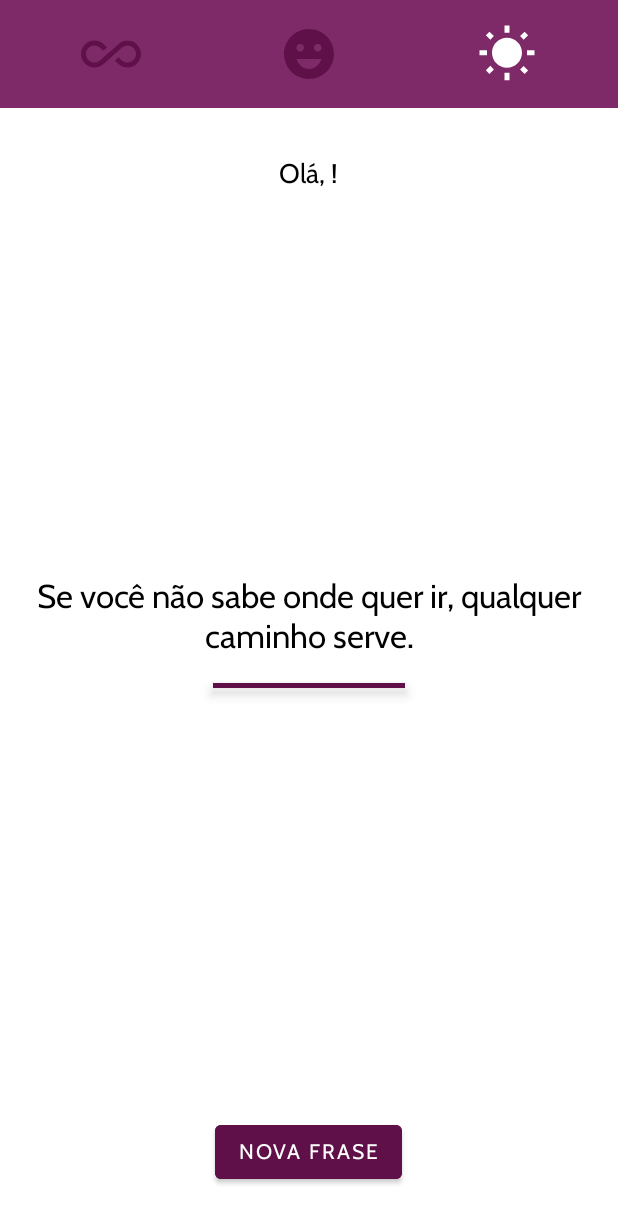
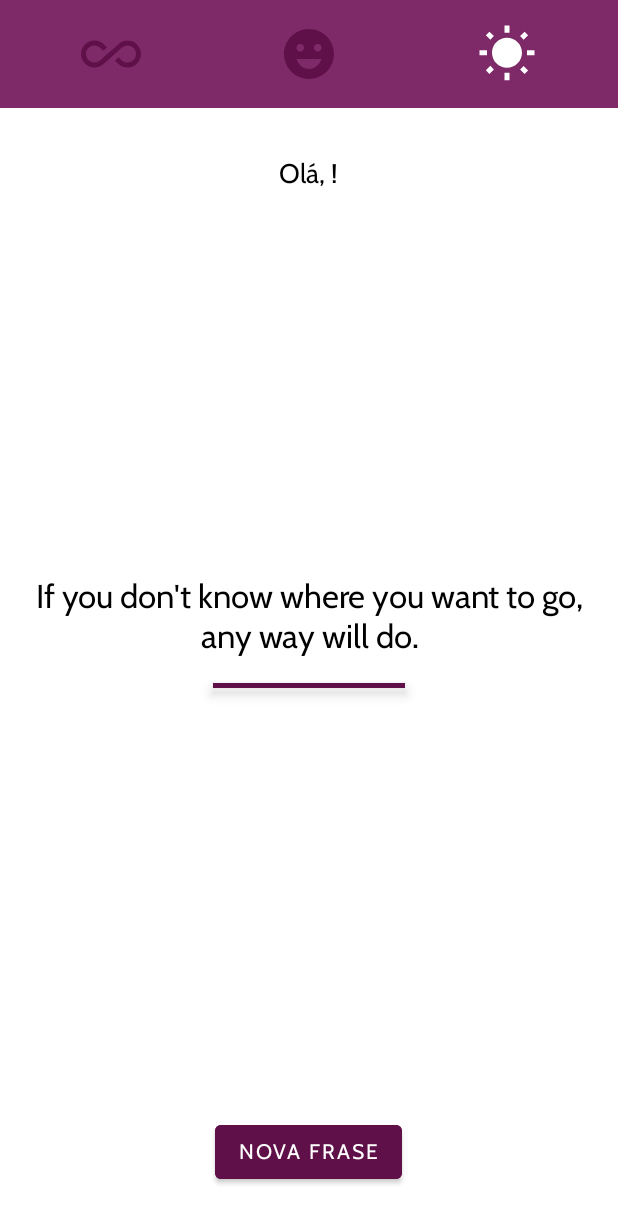
Before and after one commit to waneymartinsM/Motivation, an Android app: the screen it shows after launch (MainActivity), after a tap on an icon or button, on a phone screen of 412 x 824 dp. Shown: the top 1223 px of the screen. Run offline under Robolectric (Android 15) with nearby library versions, the phone set to English and light mode, and no system bars; 2 other taps on this screen came first.

```diff
--- a/app/src/main/java/com/example/motivation/data/Mock.kt
+++ b/app/src/main/java/com/example/motivation/data/Mock.kt
@@ -1,34 +1,127 @@
-package com.example.motivation.data
+package com.devmasterteam.motivation.repository
 
 import com.example.motivation.infra.MotivationConstants
 import kotlin.random.Random
 
-class Phrase(val description: String, val categoryId: Int)
+data class Phrase(val description: String, val category: Int, val language: String)
 
 class Mock {
 
-    private val all = MotivationConstants.FILTER.ALL
-    private val happy = MotivationConstants.FILTER.HAPPY
-    private val sunny = MotivationConstants.FILTER.SUNNY
+    private val all = MotivationConstants.PHRASEFILTER.ALL
+    private val happy = MotivationConstants.PHRASEFILTER.HAPPY
+    private val sunny = MotivationConstants.PHRASEFILTER.SUNNY
+    private val langEn = MotivationConstants.LANGUAGE.ENGLISH
+    private val langPt = MotivationConstants.LANGUAGE.PORTUGUESE
+    private val langFr = MotivationConstants.LANGUAGE.FRENCH
 
-    private val mListPhrase = listOf<Phrase>(
-        Phrase("Não sabendo que era impossível, foi lá e fez.", happy),
-        Phrase("Você não é derrotado quando perde, você é derrotado quando desiste!", happy),
-        Phrase("Quando está mais escuro, vemos mais estrelas!", happy),
-        Phrase("Insanidade é fazer sempre a mesma coisa e esperar um resultado diferente.", happy),
-        Phrase("Não pare quando estiver cansado, pare quando tiver terminado.", happy),
-        Phrase("O que você pode fazer agora que tem o maior impacto sobre o seu sucesso?", happy),
-        Phrase("A melhor maneira de prever o futuro é inventá-lo.", sunny),
-        Phrase("Você perde todas as chances que você não aproveita.", sunny),
-        Phrase("Fracasso é o condimento que dá sabor ao sucesso.", sunny),
-        Phrase(" Enquanto não estivermos comprometidos, haverá hesitação!", sunny),
-        Phrase("Se você não sabe onde quer ir, qualquer caminho serve.", sunny),
-        Phrase("Se você acredita, faz toda a diferença.", sunny),
-        Phrase("Riscos devem ser corridos, porque o maior perigo é não arriscar nada!", sunny)
+    private val listPhrases: List<Phrase> = listOf(
+        Phrase("Não sabendo que era impossível, foi lá e fez.", happy, langPt),
+        Phrase(
+            "Você não é derrotado quando perde, você é derrotado quando desiste!",
+            happy,
+            langPt
+        ),
+        Phrase("Quando está mais escuro, vemos mais estrelas!", happy, langPt),
+        Phrase(
+            "Insanidade é fazer sempre a mesma coisa e esperar um resultado diferente.",
+            happy,
+            langPt
+        ),
+        Phrase("Não pare quando estiver cansado, pare quando tiver terminado.", happy, langPt),
+        Phrase(
+            "O que você pode fazer agora que tem o maior impacto sobre o seu sucesso?",
+            happy,
+            langPt
+        ),
+        Phrase("A melhor maneira de prever o futuro é inventá-lo.", sunny, langPt),
+        Phrase("Você perde todas as chances que você não aproveita.", sunny, langPt),
+        Phrase("Fracasso é o condimento que dá sabor ao sucesso.", sunny, langPt),
+        Phrase(" Enquanto não estivermos comprometidos, haverá hesitação!", sunny, langPt),
+        Phrase("Se você não sabe onde quer ir, qualquer caminho serve.", sunny, langPt),
+        Phrase("Se você acredita, faz toda a diferença.", sunny, langPt),
+        Phrase(
+            "Riscos devem ser corridos, porque o maior perigo é não arriscar nada!",
+            sunny,
+            langPt
+        ),
+        Phrase("Not knowing it was impossible, he went there and did it.", happy, langEn),
+        Phrase(
+            "You are not defeated when you lose, you are defeated when you give up!",
+            happy,
+            langEn
+        ),
+        Phrase("When it's darker, we see more stars!", happy, langEn),
+        Phrase(
+            "Insanity is always doing the same thing and expecting a different result.",
+            happy,
+            langEn
+        ),
+        Phrase("Don't stop when you're tired, stop when you're done.", happy, langEn),
+        Phrase("What can you do now that has the biggest impact on your success?", happy, langEn),
+        Phrase("The best way to predict the future is to invent it.", sunny, langEn),
+        Phrase("You lose every chance you don't take.", sunny, langEn),
+        Phrase("Failure is the spice that flavors success.", sunny, langEn),
+        Phrase(" As long as we are not committed, there will be hesitation!", sunny, langEn),
+        Phrase("If you don't know where you want to go, any way will do.", sunny, langEn),
+        Phrase("If you believe, it makes all the difference.", sunny, langEn),
+        Phrase(
+            "Risks must be taken, because the greatest danger is not risking anything!",
+            sunny,
+            langEn
+        ),
+        Phrase("Ne sachant pas que c'était impossible, il y est allé et l'a fait.", happy, langFr),
+        Phrase(
+            "Tu n'es pas vaincu quand tu perds, tu es vaincu quand tu abandonnes!",
+            happy,
+            langFr
+        ),
+        Phrase("Quand il fait plus sombre, on voit plus d'étoiles!", happy, langFr),
+        Phrase(
+            "La folie, c'est toujours faire la même chose et s'attendre à un résultat différent.",
+            happy,
+            langFr
+        ),
+        Phrase("Ne t'arrête pas quand tu es fatigué, arrête quand tu as fini.", happy, langFr),
+        Phrase(
+            "Que pouvez-vous faire maintenant qui a le plus grand impact sur votre succès?",
+            happy,
+            langFr
+        ),
+        Phrase("La meilleure façon de prédire l'avenir est de l'inventer.", sunny, langFr),
+        Phrase("Vous perdez toutes les chances que vous ne prenez pas.", sunny, langFr),
+        Phrase("L'échec est l'épice qui parfume le succès.", sunny, langFr),
+        Phrase("Tant qu'on n'est pas engagé, il y aura des hésitations!", sunny, langFr),
+        Phrase(
+            "Si vous ne savez pas où vous voulez aller, n'importe quoi fera l'affaire.",
+            sunny,
+            langFr
+        ),
+        Phrase("Si vous croyez, cela fait toute la différence.", sunny, langFr),
+        Phrase(
+            "Il faut prendre des risques, car le plus grand danger est de ne rien risquer!",
+            sunny,
+            langFr
+        )
     )
 
-    fun getPhrase(value: Int): String {
-        val filtered = mListPhrase.filter{ it.categoryId == value || value == all}
-        return filtered[Random.nextInt(filtered.size)].description
+    // Obtém frase aleatória de acordo com o filtro
+    fun getPhrase(value: Int, language: String): String {
+
+        // Caso a língua do usuário não esteja entre as disponíveis
+        var langFilter = language.lowercase()
+        if (language !in listOf(langEn, langPt, langFr)) {
+            langFilter = langPt
+        }
+
+        val filtered = listPhrases.filter {
+            (it.category == value || value == all) && (it.language == langFilter)
+        }
+
+        // Número aleatório de 0 ao tamanho da lista retornada do filtro
+        val rand = Random.nextInt(filtered.size)
+
+        // Retorna string
+        return filtered[rand].description
     }
+
 }
--- a/app/src/main/java/com/example/motivation/infra/MotivationConstants.kt
+++ b/app/src/main/java/com/example/motivation/infra/MotivationConstants.kt
@@ -1,14 +1,24 @@
 package com.example.motivation.infra
 
-class MotivationConstants private  constructor() {
+/**
+ * Chaves usadas pela aplicação
+ * Definir em variáveis para remover o risco de digitar incorretamente
+ * */
+class MotivationConstants private constructor() {
 
     object KEY {
-        const val USER_NAME = "USER_NAME"
+        const val PERSON_NAME = "personName"
     }
 
-    object FILTER {
-        const val ALL = 1
-        const val HAPPY = 2
-        const val SUNNY = 3
+    object PHRASEFILTER {
+        const val ALL = 0
+        const val HAPPY = 1
+        const val SUNNY = 2
+    }
+
+    object LANGUAGE {
+        const val ENGLISH = "en"
+        const val PORTUGUESE = "pt"
+        const val FRENCH = "fr"
     }
 }
--- a/app/src/main/java/com/example/motivation/infra/SecurityPreferences.kt
+++ b/app/src/main/java/com/example/motivation/infra/SecurityPreferences.kt
@@ -5,14 +5,13 @@ import android.content.SharedPreferences
 
 class SecurityPreferences(context: Context) {
 
-    private val security: SharedPreferences = context.getSharedPreferences(
-        "Motivation", Context.MODE_PRIVATE)
+    private val sharedPreferences = context.getSharedPreferences("Motivation", Context.MODE_PRIVATE)
 
-    fun storeString(key: String, str: String){
-        security.edit().putString(key, str).apply()
+    fun storeString(key: String, value: String) {
+        sharedPreferences.edit().putString(key, value).apply()
     }
 
-    fun getString(key: String): String {
-        return security.getString(key, "") ?: ""
+    fun getStoredString(key: String): String {
+        return sharedPreferences.getString(key, "") ?: ""
     }
 }
--- a/app/src/main/java/com/example/motivation/ui/MainActivity.kt
+++ b/app/src/main/java/com/example/motivation/ui/MainActivity.kt
@@ -4,55 +4,90 @@ import androidx.appcompat.app.AppCompatActivity
 import android.os.Bundle
 import android.view.View
 import androidx.core.content.ContextCompat
+import com.devmasterteam.motivation.repository.Mock
 import com.example.motivation.infra.MotivationConstants
 import com.example.motivation.R
-import com.example.motivation.data.Mock
 import com.example.motivation.infra.SecurityPreferences
 import com.example.motivation.databinding.ActivityMainBinding
+import java.util.*
 
 class MainActivity : AppCompatActivity(), View.OnClickListener {
 
     private lateinit var binding: ActivityMainBinding
-    private var categoryId = MotivationConstants.FILTER.ALL
+    private lateinit var securityPreferences: SecurityPreferences
+
+    private var filter: Int = MotivationConstants.PHRASEFILTER.ALL
+    private val mock: Mock = Mock()
 
     override fun onCreate(savedInstanceState: Bundle?) {
         super.onCreate(savedInstanceState)
 
         binding = ActivityMainBinding.inflate(layoutInflater)
-
         setContentView(binding.root)
 
-        //Esconder a barra de navegacao
+        // Remove a supportActionBar
         supportActionBar?.hide()
 
-        handleUserName()
+        // Inicializa variáveis
+        securityPreferences = SecurityPreferences(this)
+
+        // Adiciona eventos
+        setListeners()
+
+        // Inicializa
         handleFilter(R.id.image_all)
-        handleNextPhrase()
+        refreshPhrase()
+        showUserName()
+    }
 
-        //Eventos
-        binding.buttonNewPhrase.setOnClickListener(this)
+    /**
+     * Trata eventos de click
+     * */
+    override fun onClick(view: View) {
+        val id: Int = view.id
+
+        val listId = listOf(
+            R.id.image_all,
+            R.id.image_happy,
+            R.id.image_sunny
+        )
+        if (id in listId) {
+            handleFilter(id)
+        } else if (id == R.id.button_new_phrase) {
+            refreshPhrase()
+        }
+    }
+
+    /**
+     * Atribui eventos aos elementos
+     * */
+    private fun setListeners() {
         binding.imageAll.setOnClickListener(this)
         binding.imageHappy.setOnClickListener(this)
         binding.imageSunny.setOnClickListener(this)
+        binding.buttonNewPhrase.setOnClickListener(this)
     }
 
-    override fun onClick(view: View) {
-        if (view.id == R.id.button_new_phrase) {
-           handleNextPhrase()
-        } else if (view.id in listOf(R.id.image_all, R.id.image_happy, R.id.image_sunny)) {
-            handleFilter(view.id)
-        }
+    /**
+     * Atualiza frase de motivação
+     * */
+    private fun refreshPhrase() {
+        // Obtém a língua do dispositivo
+        binding.textPhrase.text = mock.getPhrase(filter, Locale.getDefault().language)
     }
 
-    private fun handleNextPhrase(){
-        binding.textPhrase.text = Mock().getPhrase(categoryId)
+    /**
+     * Busca o nome do usuário
+     * */
+    private fun showUserName() {
+        val name = securityPreferences.getStoredString(MotivationConstants.KEY.PERSON_NAME)
+        val hello = getString(R.string.hello)
+        binding.textUserName.text = "$hello, $name!"
     }
 
-    private fun handleUserName() {
-        val name = SecurityPreferences(this).getString(MotivationConstants.KEY.USER_NAME)
-        binding.textUserName.text = "Olá, $name!"
-    }
-
+    /**
+     * Trata o filtro aplicado para as frases
+     * */
     private fun handleFilter(id: Int) {
 
         binding.imageAll.setColorFilter(ContextCompat.getColor(this, R.color.dark_purple))
@@ -61,17 +96,29 @@ class MainActivity : AppCompatActivity(), View.OnClickListener {
 
         when (id) {
             R.id.image_all -> {
-                binding.imageAll.setColorFilter(ContextCompat.getColor(this, R.color.white))
-                categoryId = MotivationConstants.FILTER.ALL
+                filter = MotivationConstants.PHRASEFILTER.ALL
+                binding.imageAll.setColorFilter(
+                    ContextCompat.getColor(this, R.color.white)
+                )
             }
             R.id.image_happy -> {
-                binding.imageHappy.setColorFilter(ContextCompat.getColor(this, R.color.white))
-                categoryId = MotivationConstants.FILTER.HAPPY
+                filter = MotivationConstants.PHRASEFILTER.HAPPY
+
+                // Possível de trocar a fonte da imagem e atribuir ao elemento de layout
+                // binding.imageHappy.setImageResource(R.drawable.ic_all)
+
+                // Possível de trocar a cor do ícone
+                binding.imageHappy.setColorFilter(
+                    ContextCompat.getColor(this, R.color.white)
+                )
             }
-            R.id.image_sunny -> {
-                binding.imageSunny.setColorFilter(ContextCompat.getColor(this, R.color.white))
-                categoryId = MotivationConstants.FILTER.SUNNY
+            else -> {
+                filter = MotivationConstants.PHRASEFILTER.SUNNY
+                binding.imageSunny.setColorFilter(
+                    ContextCompat.getColor(this, R.color.white)
+                )
             }
         }
+
     }
 }
--- a/app/src/main/java/com/example/motivation/ui/UserActivity.kt
+++ b/app/src/main/java/com/example/motivation/ui/UserActivity.kt
@@ -13,6 +13,7 @@ import com.example.motivation.databinding.ActivityUserBinding
 class UserActivity : AppCompatActivity(), View.OnClickListener {
 
     private lateinit var binding: ActivityUserBinding
+    private lateinit var securityPreferences: SecurityPreferences
 
     override fun onCreate(savedInstanceState: Bundle?) {
         super.onCreate(savedInstanceState)
@@ -20,42 +21,56 @@ class UserActivity : AppCompatActivity(), View.OnClickListener {
         binding = ActivityUserBinding.inflate(layoutInflater)
         setContentView(binding.root)
 
-        binding.buttonSave.setOnClickListener(this)
-
         supportActionBar?.hide()
 
+        // Inicializa variáveis da classe
+        securityPreferences = SecurityPreferences(this)
+
+        // Acesso aos elementos de interface)
+        binding.buttonSave.setOnClickListener(this)
         verifyUserName()
     }
 
-    override fun onClick(v: View) {
-        if (v.id == R.id.button_save) {
+    /**
+     * Tratamento de clicks dos elementos
+     * */
+    override fun onClick(view: View?) {
+        val id: Int? = view?.id
+        if (id == R.id.button_save) {
             handleSave()
         }
     }
 
+    /**
+     * Verifica se usuário já preencheu o nome
+     * */
     private fun verifyUserName() {
-        val name = SecurityPreferences(this).getString(MotivationConstants.KEY.USER_NAME)
-        if(name != ""){
+        val name = securityPreferences.getStoredString(MotivationConstants.KEY.PERSON_NAME)
+        if (name != "") {
             startActivity(Intent(this, MainActivity::class.java))
             finish()
         }
-
     }
 
+    /**
+     * Salva o nome do usuário para utilizações futuras
+     * */
     private fun handleSave() {
-        val name = binding.editName.text.toString()
-        if (name != "") {
 
-            SecurityPreferences(this).storeString(MotivationConstants.KEY.USER_NAME, name)
+        // Obtém o nome
+        val name: String = binding.editName.text.toString()
 
+        // Verifica se usuário preencheu o nome
+        if (name == "") {
+            Toast.makeText(this, getString(R.string.validation_mandatory_name), Toast.LENGTH_LONG)
+                .show()
+        } else {
+            // Salva os dados do usuário e redireciona para as frases
+            securityPreferences.storeString(MotivationConstants.KEY.PERSON_NAME, name)
             startActivity(Intent(this, MainActivity::class.java))
+
+            // Impede que seja possível voltar a Activity
             finish()
-        } else {
-            Toast.makeText(
-                this,
-                R.string.validation_mandatory_name,
-                Toast.LENGTH_SHORT
-            ).show()
         }
     }
 }
--- a/app/src/main/res/values/strings.xml
+++ b/app/src/main/res/values/strings.xml
@@ -9,6 +9,7 @@
     <string name="phrases_all">Todas as frases</string>
     <string name="phrases_motivation">Frases de motivação</string>
     <string name="phrases_morning">Frases para manhã</string>
+    <string name="hello">Olá</string>
 
     <string name="validation_mandatory_name">Informe seu nome.</string>
 </resources>
```
Also changed, not shown: 2 other files.
